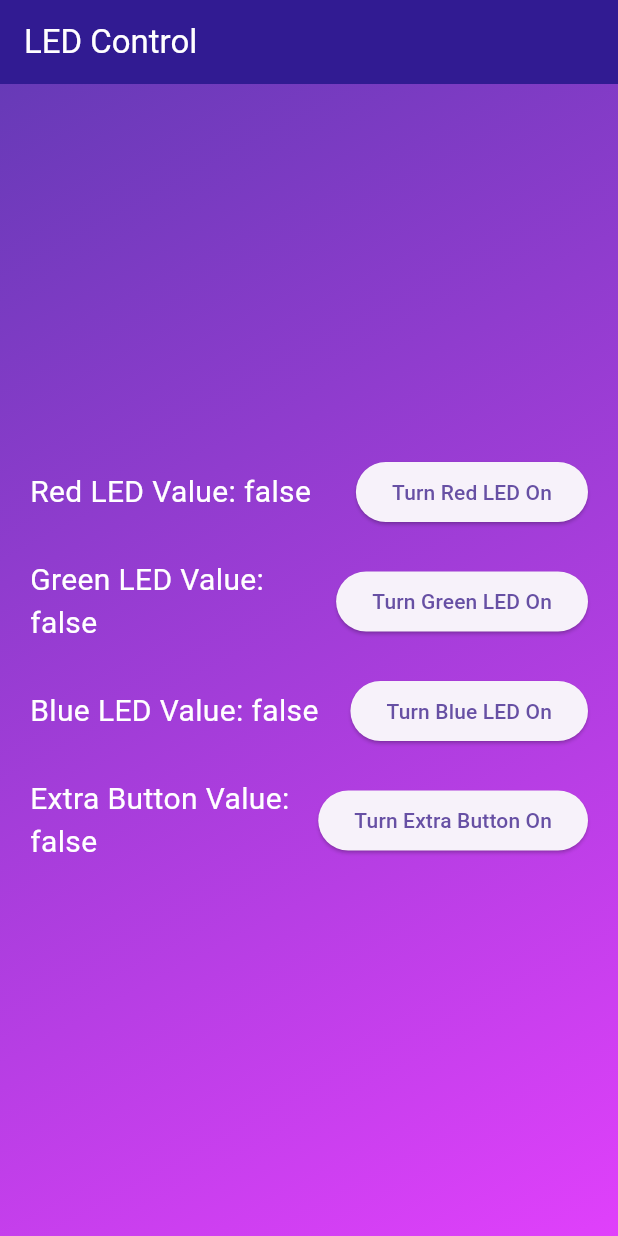
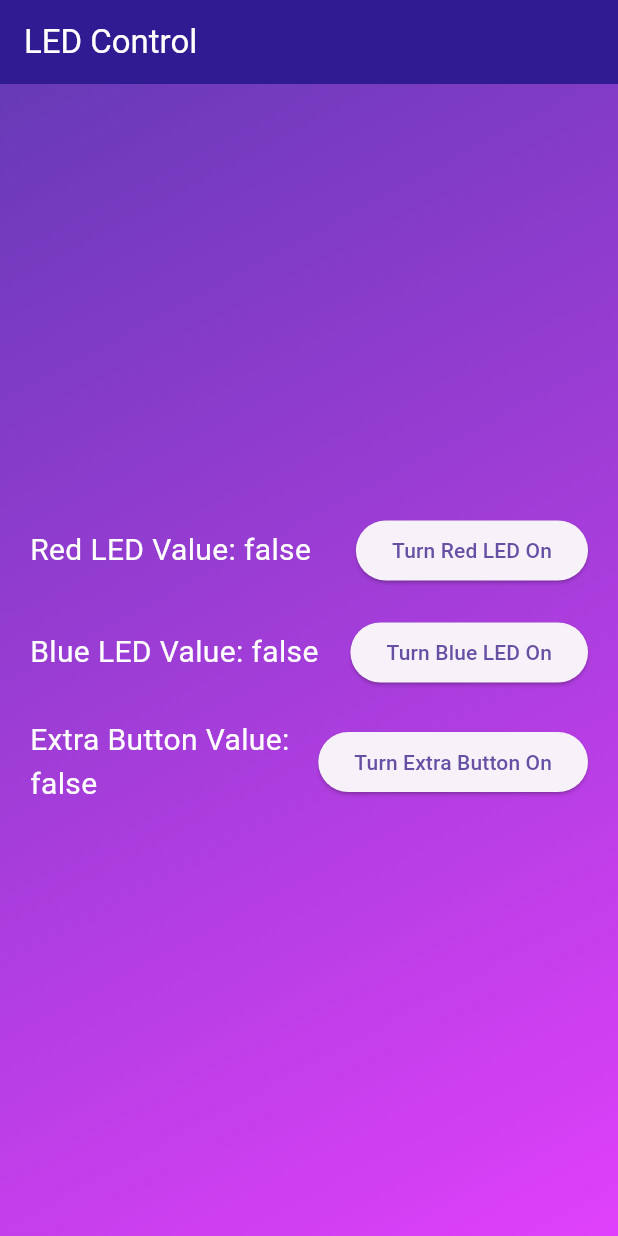
Before and after one commit to goktu-o/evguvenliksistemi, a Flutter app: the screen it shows after launch, on a phone screen of 412 x 824 dp. Run offline on Flutter 3.47's test engine with Material 3 defaults, Android fonts, the phone set to English and light mode, and no system bars; our stand-ins replace firebase_core, firebase_database; accounts and stored records are empty.

Commit message:
Yeşil LED kaldırıldı. Yerine LED kontrol eden 2 buton ve bir extra buton eklendi.

```diff
--- a/lib/main.dart
+++ b/lib/main.dart
@@ -36,14 +36,11 @@ class ToggleValuePageState extends State<ToggleValuePage> {
       FirebaseDatabase.instance.ref('/red_led');
   final DatabaseReference _blueLedRef =
       FirebaseDatabase.instance.ref('/blue_led');
-  final DatabaseReference _greenLedRef =
-      FirebaseDatabase.instance.ref('/green_led');
   final DatabaseReference _extraButtonRef =
       FirebaseDatabase.instance.ref('/extra_button');
 
   bool _redLedValue = false;
   bool _blueLedValue = false;
-  bool _greenLedValue = false;
   bool _extraButtonValue = false;
 
   @override
@@ -63,24 +60,16 @@ class ToggleValuePageState extends State<ToggleValuePage> {
         _blueLedValue = (event.snapshot.value as bool?) ?? false;
       });
     });
-
-    _greenLedRef.onValue.listen((event) {
-      setState(() {
-        _greenLedValue = (event.snapshot.value as bool?) ?? false;
-      });
-    });
   }
 
   Future<void> _fetchCurrentValues() async {
     try {
       final redSnapshot = await _redLedRef.get();
       final blueSnapshot = await _blueLedRef.get();
-      final greenSnapshot = await _greenLedRef.get();
 
       setState(() {
         _redLedValue = (redSnapshot.value as bool?) ?? false;
         _blueLedValue = (blueSnapshot.value as bool?) ?? false;
-        _greenLedValue = (greenSnapshot.value as bool?) ?? false;
       });
     } catch (error) {
       print('Error fetching values: $error');
@@ -100,14 +89,6 @@ class ToggleValuePageState extends State<ToggleValuePage> {
     await _toggleValue(_blueLedRef, _blueLedValue, (newValue) {
       setState(() {
         _blueLedValue = newValue;
-      });
-    });
-  }
-
-  Future<void> _toggleGreenLed() async {
-    await _toggleValue(_greenLedRef, _greenLedValue, (newValue) {
-      setState(() {
-        _greenLedValue = newValue;
       });
     });
   }
@@ -189,27 +170,6 @@ class ToggleValuePageState extends State<ToggleValuePage> {
                       children: [
                         Expanded(
                           child: Text(
-                            'Green LED Value: $_greenLedValue',
-                            style: const TextStyle(
-                                fontSize: 20,
-                                color:
-                                    Colors.white), // Change text color to white
-                          ),
-                        ),
-                        ElevatedButton(
-                          onPressed: _toggleGreenLed,
-                          child: Text(_greenLedValue
-                              ? 'Turn Green LED Off'
-                              : 'Turn Green LED On'),
-                        ),
-                      ],
-                    ),
-                    const SizedBox(height: 20),
-                    Row(
-                      mainAxisAlignment: MainAxisAlignment.spaceBetween,
-                      children: [
-                        Expanded(
-                          child: Text(
                             'Blue LED Value: $_blueLedValue',
                             style: const TextStyle(
                                 fontSize: 20,
```
